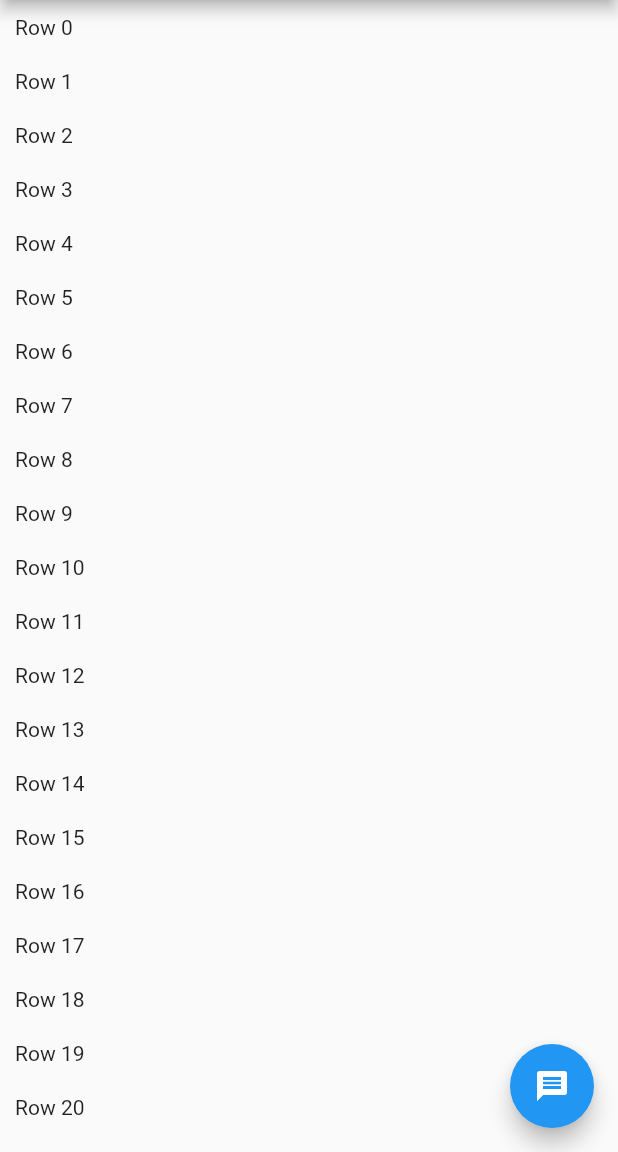
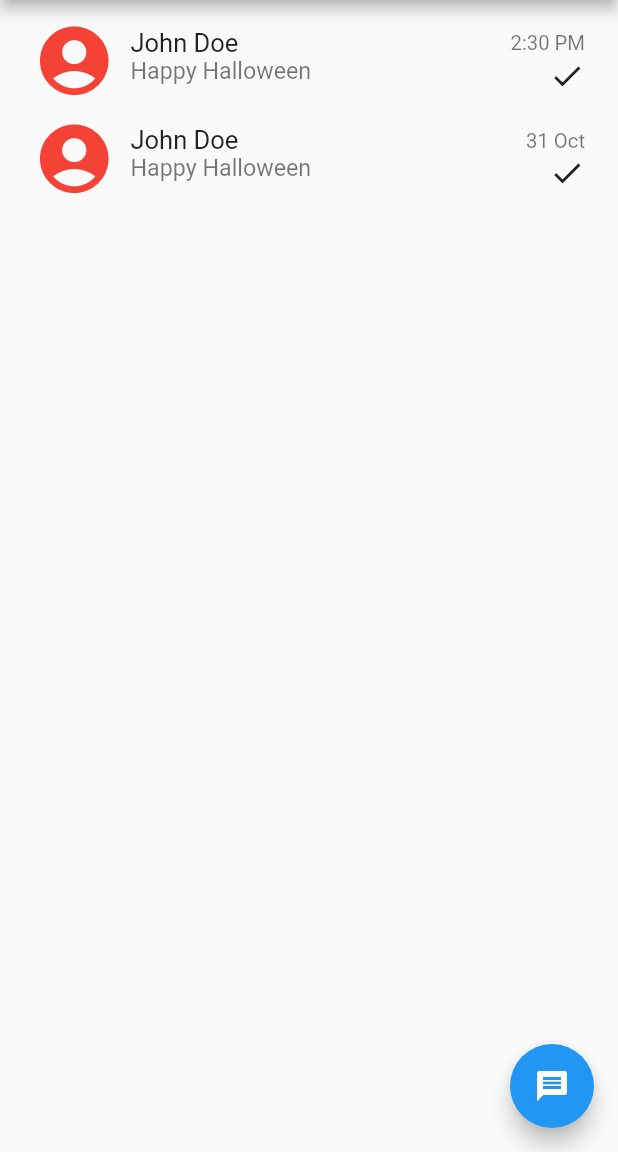
Before and after one commit to JBuhay34/buhaychat, a Flutter app: the screen it shows after launch, on a phone screen of 412 x 824 dp, the part 84-1236 px from its top. Run offline on Flutter 3.47's test engine with Material 2 defaults, Android fonts, the phone set to English and light mode, and no system bars.

Commit message:
Fixed layout of ListView

```diff
--- /dev/null
+++ b/lib/Message.dart
@@ -0,0 +1,30 @@
+class MessageContent {
+  String time;
+  String sender;
+  String message;
+  bool hasRead;
+
+  MessageContent(this.sender, this.time, this.message, this.hasRead);
+
+
+  String getSender() => this.sender;
+
+  String getTime() => this.time;
+
+  String getMessage() => this.message;
+
+  bool hasReadMessage() => this.hasRead;
+}
+
+class MessageGenerator {
+  static var messageList = [
+    MessageContent("Happy Halloween", "John Doe", "2:30 PM",
+        true),
+    MessageContent("Happy Halloween", "John Doe", "31 Oct",
+        false),
+  ];
+
+  static MessageContent getMessageContent(int position) =>
+      messageList[position];
+  static int messageListLength = messageList.length;
+}
--- a/lib/main.dart
+++ b/lib/main.dart
@@ -1,13 +1,15 @@
+import 'package:buhaychat/Message.dart';
 import 'package:flutter/material.dart';
 
 void main() => runApp(MyApp());
 
 class MyApp extends StatelessWidget {
+
   // This widget is the root of your application.
   @override
   Widget build(BuildContext context) {
     return MaterialApp(
-      title: 'Flutter Demo',
+      title: "Messages",
       theme: ThemeData(
         primarySwatch: Colors.blue,
       ),
@@ -24,14 +26,26 @@ class SampleAppPage extends StatefulWidget {
 }
 
 class _SampleAppPageState extends State<SampleAppPage> {
-  List widgets = <Widget>[];
+
+
+  var drawer = new Drawer(
+      child: new ListView(
+        children: <Widget>[
+          new DrawerHeader(child: new Text("BuhayMessage"),
+            decoration: new BoxDecoration(
+                color: Colors.blue
+            ),
+          ),
+          new Text("Sign out"),
+          new Text("Import Contacts")
+        ],
+      )
+  );
 
   @override
   void initState() {
     super.initState();
-    for (int i = 0; i < 100; i++) {
-      widgets.add(getRow(i));
-    }
+
   }
 
   @override
@@ -46,21 +60,10 @@ class _SampleAppPageState extends State<SampleAppPage> {
                 )
           ]
         ),
-        drawer: new Drawer(
-          child: new ListView(
-            children: <Widget>[
-              new DrawerHeader(child: new Text("BuhayMessage"),
-              decoration: new BoxDecoration(
-                color: Colors.blue
-              ),
-        ),
-              new Text("Sign out"),
-              new Text("Import Contacts")
-            ],
-          )
-        ),
+      drawer: drawer,
         body: ListView.builder(
-            itemCount: widgets.length,
+            padding: EdgeInsets.all(8.0),
+            itemCount: MessageGenerator.messageList.length,
             itemBuilder: (BuildContext context, int position) {
               return getRow(position);
             }),
@@ -71,17 +74,74 @@ class _SampleAppPageState extends State<SampleAppPage> {
     );
   }
 
-  Widget getRow(int i) {
-    return GestureDetector(
-      child: Padding(
-          padding: EdgeInsets.all(10.0),
-          child: Text("Row $i")),
-      onTap: () {
-        setState(() {
-          widgets.add(getRow(widgets.length + 1));
-          print('row $i');
-        });
-      },
+// ListView for the message content
+  Column getRow(int i) {
+    MessageContent messageContent = MessageGenerator.getMessageContent(i);
+    return Column(children: <Widget>[
+      Padding(
+        padding: EdgeInsets.only(
+            left: 14.0, right: 14.0, top: 5.0, bottom: 5.0),
+        child: Row(
+          crossAxisAlignment: CrossAxisAlignment.center,
+          children: <Widget>[
+            Icon(
+              Icons.account_circle,
+              size: 55.0,
+              color: Colors.red,
+            ),
+            Expanded(
+              child: Padding(
+                padding: const EdgeInsets.only(left: 10.0),
+                child: Column(
+                  children: <Widget>[
+                    Row(
+                      mainAxisAlignment: MainAxisAlignment.spaceBetween,
+                      children: <Widget>[
+                        Text(
+                          messageContent.getTime(),
+                          style: TextStyle(
+                              fontWeight: FontWeight.w400,
+                              color: Colors.black87,
+                              fontSize: 17.0),
+                        ),
+                        Text(
+                            messageContent.getMessage(),
+                          style: TextStyle(
+                            fontWeight: FontWeight.w400,
+                            color: Colors.black54,
+                            fontSize: 13.5
+                          ),
+                        )
+                      ],
+                    ),
+                    Row(
+                      crossAxisAlignment: CrossAxisAlignment.start,
+                      mainAxisAlignment: MainAxisAlignment.spaceBetween,
+                      children: <Widget>[
+                        Column(
+                          crossAxisAlignment: CrossAxisAlignment.start,
+                          children: <Widget>[
+                            Text(
+                              messageContent.getSender(),
+                              style: TextStyle(
+                                  fontWeight: FontWeight.w400,
+                                  color: Colors.black54,
+                                  fontSize: 15.5),
+                            ),
+                          ],
+                        ),
+                        new Icon(Icons.check)
+                      ],
+                    ),
+                  ],
+                ),
+              ),
+            ),
+          ],
+        ),
+      ),
+    ]
     );
   }
+
 }
```
